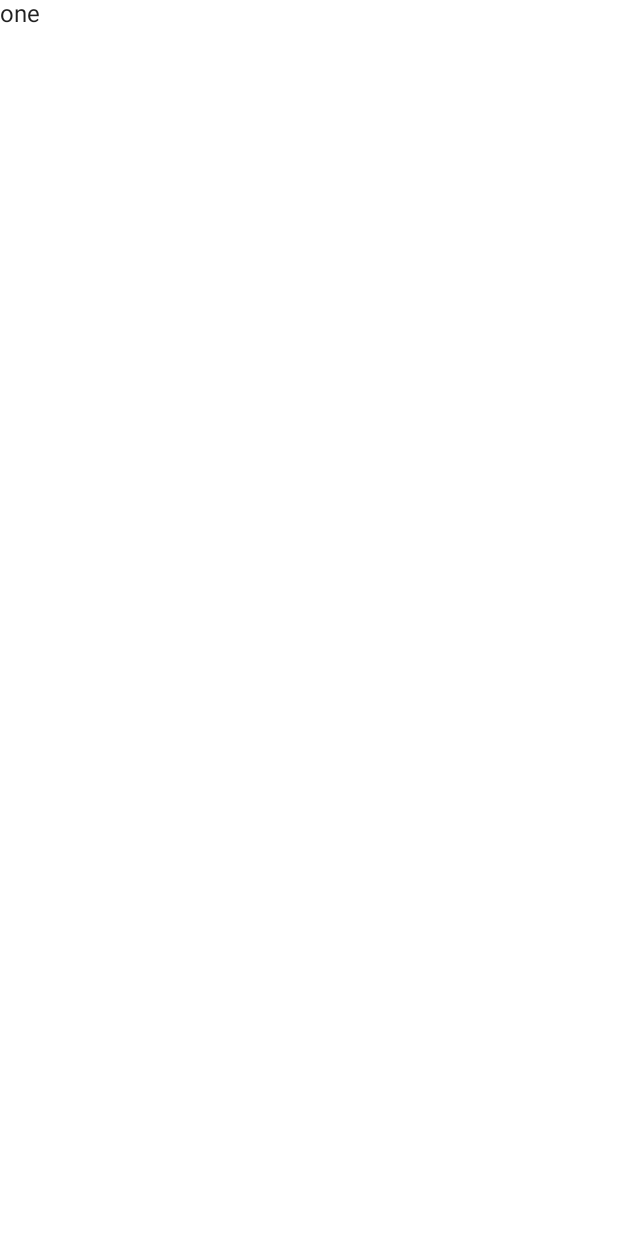
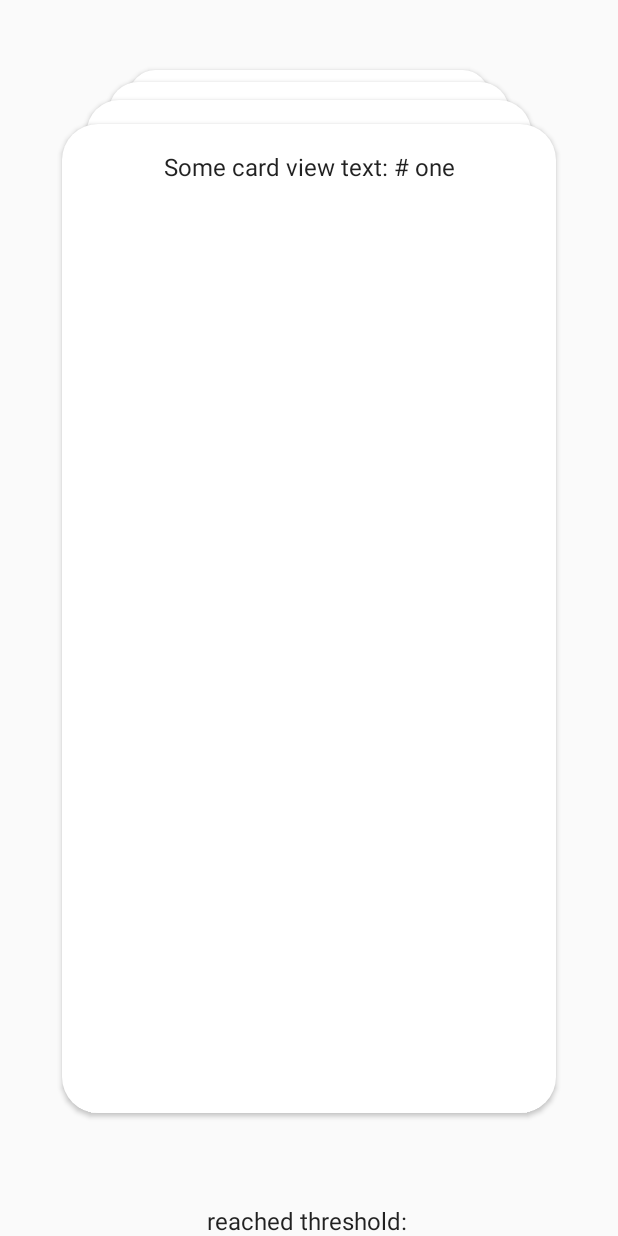
Before and after one commit to yar-gav/card-swiping-app, an Android app built with Jetpack Compose: the screen it shows after launch (MainActivity), on a phone screen of 412 x 824 dp. Before the commit the screen is almost empty. Run offline under Robolectric (Android 15) with nearby library versions, the phone set to English and light mode, and no system bars.

Commit message:
Fix build, working initial implementation.

```diff
--- a/app/build.gradle
+++ b/app/build.gradle
@@ -37,7 +37,7 @@ android {
         compose true
     }
     composeOptions {
-        kotlinCompilerExtensionVersion '1.1.1'
+        kotlinCompilerExtensionVersion '1.4.0'
     }
     packagingOptions {
         resources {
--- a/app/src/main/java/com/example/cardswipingapp/MainActivity.kt
+++ b/app/src/main/java/com/example/cardswipingapp/MainActivity.kt
@@ -5,62 +5,112 @@ import android.os.Bundle
 import androidx.activity.ComponentActivity
 import androidx.activity.compose.setContent
 import androidx.compose.foundation.background
-import androidx.compose.foundation.layout.fillMaxSize
+import androidx.compose.foundation.layout.*
+import androidx.compose.foundation.shape.RoundedCornerShape
+import androidx.compose.material.Card
 import androidx.compose.material.MaterialTheme
 import androidx.compose.material.Surface
 import androidx.compose.material.Text
 import androidx.compose.runtime.Composable
+import androidx.compose.runtime.MutableState
+import androidx.compose.runtime.State
+import androidx.compose.runtime.collectAsState
+import androidx.compose.ui.Alignment
 import androidx.compose.ui.Modifier
 import androidx.compose.ui.graphics.Color
+import androidx.compose.ui.text.TextStyle
+import androidx.compose.ui.text.style.TextAlign
 import androidx.compose.ui.tooling.preview.Preview
+import androidx.compose.ui.unit.dp
+import androidx.compose.ui.unit.sp
+import androidx.lifecycle.lifecycleScope
 import com.example.cardswipingapp.ui.gestures.HorizontalSwipeGesture
 import com.example.cardswipingapp.ui.theme.CardSwipingAppTheme
+import kotlinx.coroutines.flow.MutableStateFlow
+import kotlinx.coroutines.flow.flowOf
+import kotlinx.coroutines.launch
 
 class MainActivity : ComponentActivity(), HorizontalSwipeGesture.HorizontalSwipeGestureHandler {
 
-    var cardDataList = mutableListOf("one", "two", "three", "four", "five", "six", "seven")
-    var backgroundColor = Color.White
+    var cardDataList = MutableStateFlow(mutableListOf("one", "two", "three", "four", "five", "six", "seven"))
+    var backgroundColor = MutableStateFlow(Color.White)
 
     override fun onCreate(savedInstanceState: Bundle?) {
         super.onCreate(savedInstanceState)
         setContent {
             CardSwipingAppTheme {
                 // A surface container using the 'background' color from the theme
-                Surface(
-                    modifier = Modifier.fillMaxSize(),
-                    color = Color.Transparent
+                Box(
+                    modifier = Modifier
+                        .fillMaxSize()
+                        .background(Color.Transparent),
                 ) {
+                    val uiState = cardDataList.collectAsState(initial = listOf<String>())
+                    val color = backgroundColor.collectAsState(initial = Color.White)
                     StackedSwipeCardView(
-                        modifier = Modifier.fillMaxSize(),
-                        cardDataList = cardDataList,
+                        modifier = Modifier.fillMaxSize(0.8f).align(Alignment.Center),
+                        cardDataList = uiState.value,
                         visibleCards = 4,
-                        horizontalSwipeGestureHandler = this,
+                        horizontalSwipeGestureHandler = this@MainActivity,
                     ) {
-                        Text(modifier = Modifier.fillMaxSize().background(color = backgroundColor), text = it)
+                        Card(
+                            modifier = Modifier
+                                .fillMaxSize(),
+                            shape = RoundedCornerShape(24.dp),
+                            elevation = 2.dp,
+                            backgroundColor =
+                            if (uiState.value.first() == it) {
+                                color.value
+                            } else {
+                                Color.White
+                            }
+                        ) {
+                            Column(Modifier.fillMaxSize()) {
+                                Text(
+                                    "Some card view text: # $it",
+                                    textAlign = TextAlign.Center,
+                                    modifier = Modifier
+                                        .align(Alignment.CenterHorizontally)
+                                        .padding(vertical = 20.dp)
+                                )
+                            }
+                        }
                     }
+                    val thresholdDirection = when (color.value) {
+                        Color.Red -> "right"
+                        Color.Green -> "left"
+                        else -> ""
+                    }
+                        Text("reached threshold: $thresholdDirection", modifier = Modifier.align(
+                            Alignment.BottomCenter).fillMaxWidth(), textAlign = TextAlign.Center)
                 }
             }
         }
     }
 
     override fun onSwipeRight() {
-        cardDataList.removeAt(0)
+//        lifecycleScope.launch {
+            cardDataList.value = cardDataList.value.subList(1, cardDataList.value.size)
+            backgroundColor.value = Color.White
+//        }
     }
 
     override fun onSwipeLeft() {
-        cardDataList.removeAt(0)
+        cardDataList.value = cardDataList.value.subList(1, cardDataList.value.size)
+        backgroundColor.value = Color.White
     }
 
     override fun onRightThresholdReached() {
-        backgroundColor = Color.Red
+        backgroundColor.value = Color.Red
     }
 
     override fun onLeftThresholdReached() {
-        backgroundColor = Color.Green
+        backgroundColor.value = Color.Green
+
     }
 
     override fun onNoThresholdReached() {
-        backgroundColor = Color.White
+        backgroundColor.value = Color.White
     }
 }
 
--- a/build.gradle
+++ b/build.gradle
@@ -6,5 +6,5 @@ buildscript {
 plugins {
     id 'com.android.application' version '7.3.0' apply false
     id 'com.android.library' version '7.3.0' apply false
-    id 'org.jetbrains.kotlin.android' version '1.6.10' apply false
+    id 'org.jetbrains.kotlin.android' version '1.8.0' apply false
 }
```
